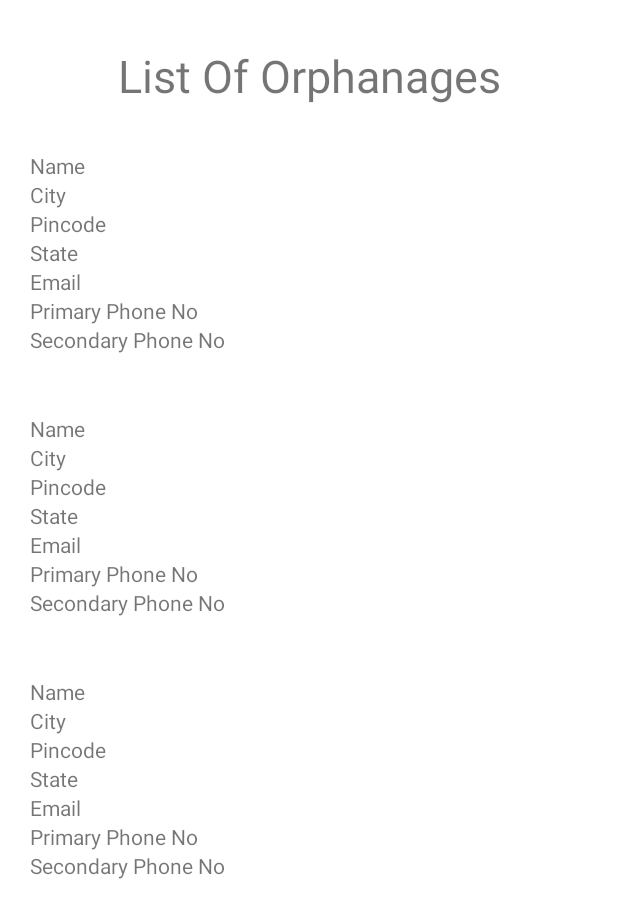
After one commit to Abhigrith/abhigrith, an Android app: the layout activity_orphanage_list.xml on its own in the app's theme, with its tools: preview values and no code run, on a phone screen of 412 x 824 dp. The commit adds this screen. Shown: the top 918 px of the screen. Run offline under Robolectric (Android 15) with nearby library versions, the phone set to English and light mode, and no system bars; Roboto replaces fonts that are not available here.

Commit message:
Implemnted the OrphanageListActivity. It basically displays all the orphanages present the database. It's the part one of the child adoption feature.

```diff
--- a/app/build.gradle
+++ b/app/build.gradle
@@ -43,6 +43,8 @@ dependencies {
     implementation platform('com.google.firebase:firebase-bom:27.0.0')
     implementation 'com.google.firebase:firebase-auth'
     implementation 'com.google.firebase:firebase-firestore'
+    // FirebaseUI for Cloud Firestore
+    implementation 'com.firebaseui:firebase-ui-firestore:7.1.1'
 
     // Testing Dependencies
     testImplementation 'junit:junit:4.13.2'
--- a/app/src/main/AndroidManifest.xml
+++ b/app/src/main/AndroidManifest.xml
@@ -9,12 +9,12 @@
         android:roundIcon="@mipmap/ic_launcher_round"
         android:supportsRtl="true"
         android:theme="@style/Theme.Abhigrith">
+        <activity android:name=".adoption.activities.OrphanageListActivity" />
         <activity android:name=".DashboardActivity" />
         <activity android:name=".orphanage.activities.OrphanageDashboardActivity" />
         <activity android:name=".orphanage.activities.OrphanageLoginActivity" />
         <activity android:name=".orphanage.activities.OrphanageRegisterActivity" />
         <activity android:name=".parent.activities.ParentSelectorActivity" />
-        <activity android:name=".parent.activities.ParentSelectionActivity" />
         <activity android:name=".parent.activities.ParentRegisterActivity" />
         <activity android:name=".parent.activities.ParentProfileActivity" />
         <activity android:name=".parent.activities.ParentDashboardActivity" />
--- a/app/src/main/java/com/example/abhigrith/parent/activities/ParentDashboardActivity.java
+++ b/app/src/main/java/com/example/abhigrith/parent/activities/ParentDashboardActivity.java
@@ -6,6 +6,7 @@ import android.view.View;
 
 import androidx.appcompat.app.AppCompatActivity;
 
+import com.example.abhigrith.adoption.activities.OrphanageListActivity;
 import com.example.abhigrith.databinding.ActivityParentDashboardBinding;
 
 public class ParentDashboardActivity extends AppCompatActivity {
@@ -24,7 +25,7 @@ public class ParentDashboardActivity extends AppCompatActivity {
         });
 
         binding.btnDashboardSelection.setOnClickListener(v ->{
-            Intent intent = new Intent(this, ParentSelectionActivity.class);
+            Intent intent = new Intent(this, OrphanageListActivity.class);
             startActivity(intent);
         });
 
--- /dev/null
+++ b/app/src/main/res/layout/activity_orphanage_list.xml
@@ -0,0 +1,25 @@
+<?xml version="1.0" encoding="utf-8"?>
+<LinearLayout xmlns:android="http://schemas.android.com/apk/res/android"
+    xmlns:tools="http://schemas.android.com/tools"
+    android:layout_width="match_parent"
+    android:layout_height="match_parent"
+    android:orientation="vertical"
+    tools:context=".adoption.activities.OrphanageListActivity">
+
+    <TextView
+        android:id="@+id/tv_activity_orphanage_list_title"
+        android:layout_width="match_parent"
+        android:layout_height="wrap_content"
+        android:layout_marginTop="30dp"
+        android:text="List Of Orphanages"
+        android:textAlignment="center"
+        android:textSize="30sp"/>
+
+    <androidx.recyclerview.widget.RecyclerView
+        android:id="@+id/rv_activity_orphanage_list_orphanages"
+        android:layout_width="match_parent"
+        android:layout_height="match_parent"
+        android:layout_marginTop="10dp"
+        tools:listitem="@layout/recycler_view_orphanage_list_item" />
+
+</LinearLayout>
--- /dev/null
+++ b/app/src/main/res/layout/recycler_view_orphanage_list_item.xml
@@ -0,0 +1,53 @@
+<?xml version="1.0" encoding="utf-8"?>
+<LinearLayout
+    xmlns:android="http://schemas.android.com/apk/res/android"
+    xmlns:tools="http://schemas.android.com/tools"
+    android:layout_width="match_parent"
+    android:layout_height="wrap_content"
+    android:layout_marginHorizontal="20dp"
+    android:layout_marginVertical="20dp"
+    android:orientation="vertical">
+
+    <TextView
+        android:id="@+id/tv_orphanage_name"
+        android:layout_width="wrap_content"
+        android:layout_height="wrap_content"
+        tools:text="Name" />
+
+    <TextView
+        android:id="@+id/tv_orphanage_city"
+        android:layout_width="wrap_content"
+        android:layout_height="wrap_content"
+        tools:text="City" />
+
+    <TextView
+        android:id="@+id/tv_orphanage_pincode"
+        android:layout_width="wrap_content"
+        android:layout_height="wrap_content"
+        tools:text="Pincode" />
+
+    <TextView
+        android:id="@+id/tv_orphanage_state"
+        android:layout_width="wrap_content"
+        android:layout_height="wrap_content"
+        tools:text="State" />
+
+    <TextView
+        android:id="@+id/tv_orphanage_email"
+        android:layout_width="wrap_content"
+        android:layout_height="wrap_content"
+        tools:text="Email" />
+
+    <TextView
+        android:id="@+id/tv_orphanage_primary_phone"
+        android:layout_width="wrap_content"
+        android:layout_height="wrap_content"
+        tools:text="Primary Phone No" />
+
+    <TextView
+        android:id="@+id/tv_orphanage_secondary_phone"
+        android:layout_width="wrap_content"
+        android:layout_height="wrap_content"
+        tools:text="Secondary Phone No" />
+
+</LinearLayout>
```
Also changed, not shown: app/src/main/java/com/example/abhigrith/adoption/activities/OrphanageListActivity.java (added, +63 -0 lines), app/src/main/java/com/example/abhigrith/adoption/adapters/OrphanageListAdapter.java (added, +60 -0 lines), app/src/main/java/com/example/abhigrith/parent/activities/ParentSelectionActivity.java (deleted, +0 -22 lines), app/src/main/res/layout/activity_parent_selection.xml (deleted, +0 -19 lines).
